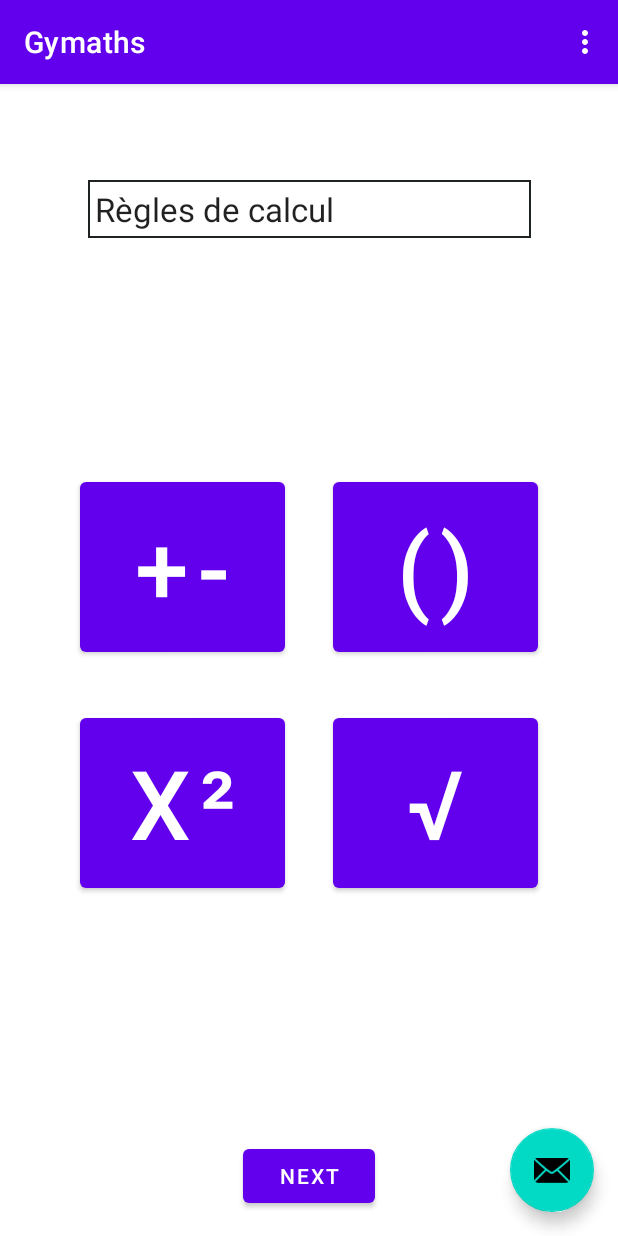
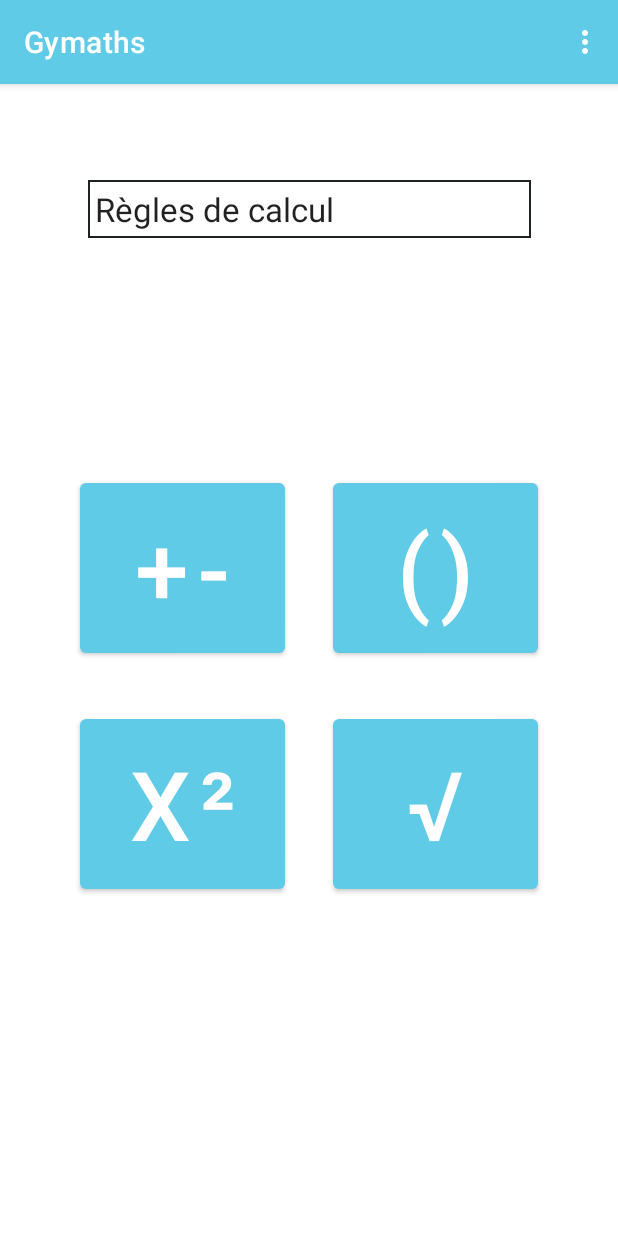
Before and after one commit to TheBoje/Gymaths, an Android app: the Fragment4 screen opened through its navigation route, on a phone screen of 412 x 824 dp. Run offline under Robolectric (Android 15) with nearby library versions, the phone set to English and light mode, and no system bars.

Commit message:
L'application est maintenant en plein écran, le clavier par défaut d'Android est désactivé pour l'activité exercices. J'ai retiré des boutons qui ne servaient à rien et changé les couleurs de l'application

```diff
--- a/gymaths/app/src/main/AndroidManifest.xml
+++ b/gymaths/app/src/main/AndroidManifest.xml
@@ -16,7 +16,6 @@
             android:theme="@style/Theme.Gymaths.NoActionBar">
             <intent-filter>
                 <action android:name="android.intent.action.MAIN" />
-
                 <category android:name="android.intent.category.LAUNCHER" />
             </intent-filter>
         </activity>
@@ -27,7 +26,6 @@
             android:theme="@style/Theme.Gymaths.NoActionBar">
             <intent-filter>
                 <action android:name="android.intent.action.MAIN" />
-
                 <category android:name="android.intent.category.LAUNCHER" />
             </intent-filter>
         </activity>
@@ -38,7 +36,6 @@
             android:theme="@style/Theme.Gymaths.NoActionBar">
             <intent-filter>
                 <action android:name="android.intent.action.MAIN" />
-
                 <category android:name="android.intent.category.LAUNCHER" />
             </intent-filter>
         </activity>
--- a/gymaths/app/src/main/java/com/example/gymaths/exercices/ActivityExercices.kt
+++ b/gymaths/app/src/main/java/com/example/gymaths/exercices/ActivityExercices.kt
@@ -3,9 +3,7 @@ package com.example.gymaths.exercices
 import android.os.Bundle
 import android.view.Menu
 import android.view.MenuItem
-import android.widget.EditText
-import android.view.*
-import android.widget.TextView
+import android.view.WindowManager
 import androidx.appcompat.app.AppCompatActivity
 import com.example.gymaths.R
 
@@ -17,6 +15,10 @@ class ActivityExercices : AppCompatActivity()
         super.onCreate(savedInstanceState)
         setContentView(R.layout.exercices_activity)
         //setSupportActionBar(findViewById(R.id.toolbar))
+
+        window.setFlags(
+            WindowManager.LayoutParams.FLAG_ALT_FOCUSABLE_IM,
+            WindowManager.LayoutParams.FLAG_ALT_FOCUSABLE_IM)
     }
 
     override fun onCreateOptionsMenu(menu: Menu): Boolean {
--- a/gymaths/app/src/main/java/com/example/gymaths/main/ActivityMain.kt
+++ b/gymaths/app/src/main/java/com/example/gymaths/main/ActivityMain.kt
@@ -6,6 +6,8 @@ import com.google.android.material.snackbar.Snackbar
 import androidx.appcompat.app.AppCompatActivity
 import android.view.Menu
 import android.view.MenuItem
+import android.view.Window
+import android.view.WindowManager
 import com.example.gymaths.R
 
 class ActivityMain : AppCompatActivity() {
@@ -15,10 +17,10 @@ class ActivityMain : AppCompatActivity() {
         setContentView(R.layout.main_activity)
         setSupportActionBar(findViewById(R.id.toolbar))
 
-        findViewById<FloatingActionButton>(R.id.fab).setOnClickListener { view ->
+        /*findViewById<FloatingActionButton>(R.id.fab).setOnClickListener { view ->
             Snackbar.make(view, "Replace with your own action", Snackbar.LENGTH_LONG)
                     .setAction("Action", null).show()
-        }
+        }*/
     }
 
     override fun onCreateOptionsMenu(menu: Menu): Boolean {
--- a/gymaths/app/src/main/java/com/example/gymaths/main/Fragment4.kt
+++ b/gymaths/app/src/main/java/com/example/gymaths/main/Fragment4.kt
@@ -27,9 +27,9 @@ class Fragment4 : Fragment() {
     override fun onViewCreated(view: View, savedInstanceState: Bundle?) {
         super.onViewCreated(view, savedInstanceState)
 
-        view.findViewById<Button>(R.id.btnNext).setOnClickListener {
+        /*view.findViewById<Button>(R.id.btnNext).setOnClickListener {
             findNavController().navigate(R.id.Fragment4To3)
-        }
+        }*/
 
         view.findViewById<Button>(R.id.btnSqrt).setOnClickListener {
             val intent = Intent(activity, ActivityExercices::class.java)
--- a/gymaths/app/src/main/res/layout/exercices_fragment5.xml
+++ b/gymaths/app/src/main/res/layout/exercices_fragment5.xml
@@ -19,7 +19,6 @@
         android:background="@drawable/back"
         android:text="@string/exemple_eq"
         android:textAppearance="@style/TextAppearance.AppCompat.Large"
-        app:layout_constraintBottom_toTopOf="@+id/solutionView"
         app:layout_constraintEnd_toEndOf="parent"
         app:layout_constraintHorizontal_bias="0.5"
         app:layout_constraintStart_toStartOf="parent"
--- a/gymaths/app/src/main/res/layout/main_activity.xml
+++ b/gymaths/app/src/main/res/layout/main_activity.xml
@@ -22,12 +22,13 @@
 
     <include layout="@layout/main_content" />
 
-    <com.google.android.material.floatingactionbutton.FloatingActionButton
+    <!-- <com.google.android.material.floatingactionbutton.FloatingActionButton
         android:id="@+id/fab"
         android:layout_width="wrap_content"
         android:layout_height="wrap_content"
         android:layout_gravity="bottom|end"
         android:layout_margin="@dimen/fab_margin"
         app:srcCompat="@android:drawable/ic_dialog_email" />
+        -->
 
 </androidx.coordinatorlayout.widget.CoordinatorLayout>
--- a/gymaths/app/src/main/res/layout/main_fragment4.xml
+++ b/gymaths/app/src/main/res/layout/main_fragment4.xml
@@ -28,11 +28,12 @@
         android:id="@+id/tableLayout"
         android:layout_width="337dp"
         android:layout_height="320dp"
-        app:layout_constraintBottom_toTopOf="@+id/btnNext"
+        app:layout_constraintBottom_toBottomOf="parent"
         app:layout_constraintEnd_toEndOf="parent"
         app:layout_constraintHorizontal_bias="0.5"
         app:layout_constraintStart_toStartOf="parent"
-        app:layout_constraintTop_toBottomOf="@+id/textView4">
+        app:layout_constraintTop_toBottomOf="@+id/textView4"
+        app:layout_constraintVertical_bias="0.41000003">
 
 
         <TableRow
@@ -87,7 +88,7 @@
     </TableLayout>
 
     <!-- Retour au menu principal -->
-    <Button
+    <!-- <Button
         android:id="@+id/btnNext"
         android:layout_width="wrap_content"
         android:layout_height="wrap_content"
@@ -96,7 +97,7 @@
         app:layout_constraintBottom_toBottomOf="parent"
         app:layout_constraintEnd_toEndOf="parent"
         app:layout_constraintHorizontal_bias="0.5"
-        app:layout_constraintStart_toStartOf="parent" />
+        app:layout_constraintStart_toStartOf="parent" /> -->
 
 
 </androidx.constraintlayout.widget.ConstraintLayout>
--- a/gymaths/app/src/main/res/values-night/themes.xml
+++ b/gymaths/app/src/main/res/values-night/themes.xml
@@ -3,7 +3,7 @@
     <style name="Theme.Gymaths" parent="Theme.MaterialComponents.DayNight.DarkActionBar">
         <!-- Primary brand color. -->
         <item name="colorPrimary">@color/purple_200</item>
-        <item name="colorPrimaryVariant">@color/purple_700</item>
+        <item name="colorPrimaryVariant">@color/gymathsDarkBlue</item>
         <item name="colorOnPrimary">@color/black</item>
         <!-- Secondary brand color. -->
         <item name="colorSecondary">@color/teal_200</item>
--- a/gymaths/app/src/main/res/values/colors.xml
+++ b/gymaths/app/src/main/res/values/colors.xml
@@ -1,10 +1,13 @@
 <?xml version="1.0" encoding="utf-8"?>
 <resources>
     <color name="purple_200">#FFBB86FC</color>
-    <color name="purple_500">#FF6200EE</color>
-    <color name="purple_700">#FF3700B3</color>
+    <color name="gymathsBlue">#60CBE7</color>
+    <color name="gymathsDarkBlue">#4FC8EA</color>
     <color name="teal_200">#FF03DAC5</color>
     <color name="teal_700">#FF018786</color>
     <color name="black">#FF000000</color>
     <color name="white">#FFFFFFFF</color>
+
+    <color name="purple_500">#FF6200EE</color>
+    <color name="purple_700">#FF3700B3</color>
 </resources>
--- a/gymaths/app/src/main/res/values/themes.xml
+++ b/gymaths/app/src/main/res/values/themes.xml
@@ -2,8 +2,8 @@
     <!-- Base application theme. -->
     <style name="Theme.Gymaths" parent="Theme.MaterialComponents.DayNight.DarkActionBar">
         <!-- Primary brand color. -->
-        <item name="colorPrimary">@color/purple_500</item>
-        <item name="colorPrimaryVariant">@color/purple_700</item>
+        <item name="colorPrimary">@color/gymathsBlue</item>
+        <item name="colorPrimaryVariant">@color/gymathsDarkBlue</item>
         <item name="colorOnPrimary">@color/white</item>
         <!-- Secondary brand color. -->
         <item name="colorSecondary">@color/teal_200</item>
@@ -15,8 +15,10 @@
     </style>
 
     <style name="Theme.Gymaths.NoActionBar">
+        <item name="android:windowFullscreen">true</item>
         <item name="windowActionBar">false</item>
         <item name="windowNoTitle">true</item>
+        <item name="android:windowContentOverlay">@null</item>
     </style>
 
     <style name="Theme.Gymaths.AppBarOverlay" parent="ThemeOverlay.AppCompat.Dark.ActionBar" />
```
